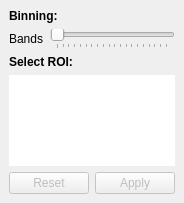
Above: gui/docks/roidock.ui from gerbilvis/gerbil before the change. Below: the same form after it.
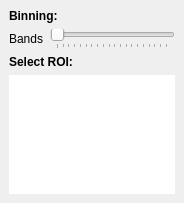
That is the form after the change. Custom widgets are drawn as their Qt base class.

Commit message: roidock also uses autohidewidget for reset/apply buttons

```diff
--- a/gui/docks/roidock.ui
+++ b/gui/docks/roidock.ui
@@ -117,19 +117,6 @@
       </property>
      </widget>
     </item>
-    <item>
-     <widget class="QDialogButtonBox" name="roiButtons">
-      <property name="enabled">
-       <bool>false</bool>
-      </property>
-      <property name="standardButtons">
-       <set>QDialogButtonBox::Apply|QDialogButtonBox::Reset</set>
-      </property>
-      <property name="centerButtons">
-       <bool>true</bool>
-      </property>
-     </widget>
-    </item>
    </layout>
   </widget>
  </widget>
```
The commit also changes 5 other files.
